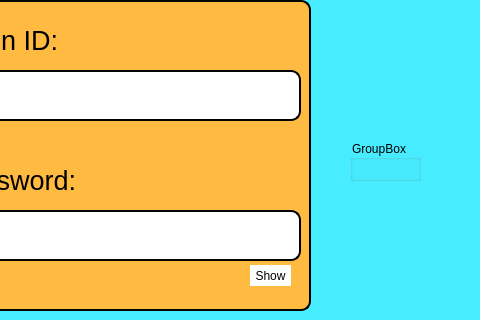
Qt form Actual Project/welcome.ui (OmkarPh/BankingSystem) before a commit; both pictures show x 200 to 680 and y 150 to 470 of the 680 by 600 pixel window.
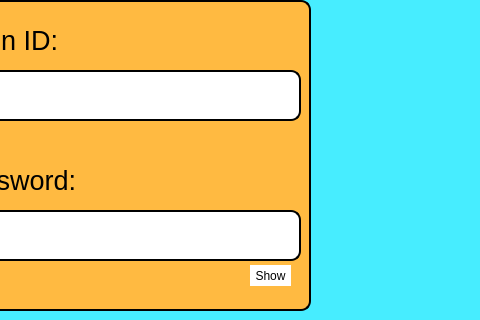
The same form after that commit.

```diff
--- a/Actual Project/welcome.ui
+++ b/Actual Project/welcome.ui
@@ -281,22 +281,6 @@
      <string>Login</string>
     </property>
    </widget>
-   <widget class="QGroupBox" name="groupBox_2">
-    <property name="geometry">
-     <rect>
-      <x>550</x>
-      <y>290</y>
-      <width>71</width>
-      <height>41</height>
-     </rect>
-    </property>
-    <property name="styleSheet">
-     <string notr="true"/>
-    </property>
-    <property name="title">
-     <string>GroupBox</string>
-    </property>
-   </widget>
   </widget>
  </widget>
  <resources/>
```
